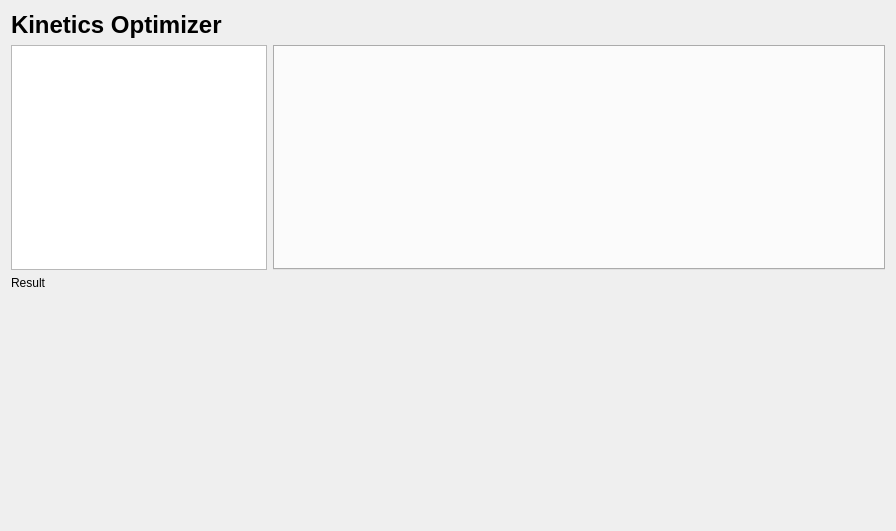
The window that cbr/kinetics/visual/KineticsOptimizer.ui (TUM-CBR/pymol-plugins) describes before a commit, drawn with Qt 5.
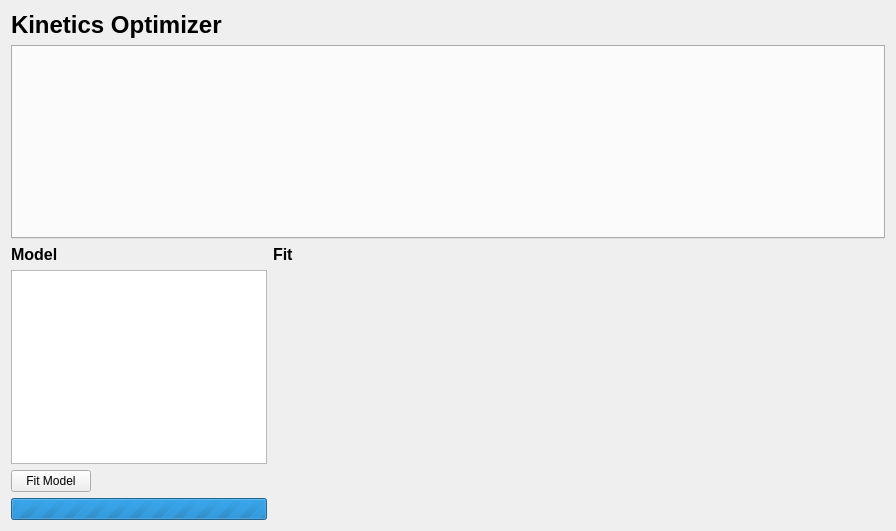
The same window after the commit.

Commit message: [Kinetics] Interactive mode for fitting models.

Diff of the .ui file:
```diff
--- a/cbr/kinetics/visual/KineticsOptimizer.ui
+++ b/cbr/kinetics/visual/KineticsOptimizer.ui
@@ -13,28 +13,38 @@
   <property name="windowTitle">
    <string>Form</string>
   </property>
-  <layout class="QGridLayout" name="gridLayout" rowstretch="0,1,0,0,1" columnstretch="0,0,1">
-   <item row="1" column="0">
-    <widget class="QTableView" name="parametersTable"/>
-   </item>
-   <item row="4" column="0" colspan="3">
-    <widget class="QWidget" name="plotWidget" native="true"/>
-   </item>
-   <item row="1" column="1" colspan="2">
-    <widget class="QTabWidget" name="initalValuesWidget">
-     <property name="currentIndex">
-      <number>-1</number>
+  <layout class="QGridLayout" name="gridLayout" rowstretch="0,1,0,0,1,0,0,0" columnstretch="0,0,1,0">
+   <item row="6" column="1">
+    <spacer name="horizontalSpacer">
+     <property name="orientation">
+      <enum>Qt::Horizontal</enum>
      </property>
-    </widget>
+     <property name="sizeHint" stdset="0">
+      <size>
+       <width>40</width>
+       <height>20</height>
+      </size>
+     </property>
+    </spacer>
    </item>
-   <item row="2" column="0" colspan="3">
-    <widget class="QLabel" name="label_4">
+   <item row="6" column="0">
+    <widget class="QPushButton" name="fitModelButton">
      <property name="text">
-      <string>Result</string>
+      <string>Fit Model</string>
      </property>
     </widget>
    </item>
-   <item row="0" column="0" colspan="3">
+   <item row="7" column="0" colspan="2">
+    <widget class="QProgressBar" name="fitProgressBar">
+     <property name="maximum">
+      <number>0</number>
+     </property>
+     <property name="value">
+      <number>-1</number>
+     </property>
+    </widget>
+   </item>
+   <item row="0" column="0" colspan="4">
     <widget class="QLabel" name="label">
      <property name="styleSheet">
       <string notr="true">font-size: 24px;
@@ -45,6 +55,41 @@
      </property>
     </widget>
    </item>
+   <item row="1" column="0" colspan="4">
+    <widget class="QTabWidget" name="initalValuesWidget">
+     <property name="currentIndex">
+      <number>-1</number>
+     </property>
+    </widget>
+   </item>
+   <item row="4" column="2" rowspan="4" colspan="2">
+    <widget class="QWidget" name="plotWidget" native="true"/>
+   </item>
+   <item row="4" column="0" rowspan="2" colspan="2">
+    <widget class="QTableView" name="parametersTable"/>
+   </item>
+   <item row="2" column="0" colspan="2">
+    <widget class="QLabel" name="label_4">
+     <property name="styleSheet">
+      <string notr="true">font-weight: bold;
+font-size: 16px;</string>
+     </property>
+     <property name="text">
+      <string>Model</string>
+     </property>
+    </widget>
+   </item>
+   <item row="2" column="2">
+    <widget class="QLabel" name="label_2">
+     <property name="styleSheet">
+      <string notr="true">font-weight: bold;
+font-size: 16px;</string>
+     </property>
+     <property name="text">
+      <string>Fit</string>
+     </property>
+    </widget>
+   </item>
   </layout>
  </widget>
  <resources/>
```
The commit also changes 5 other files.
